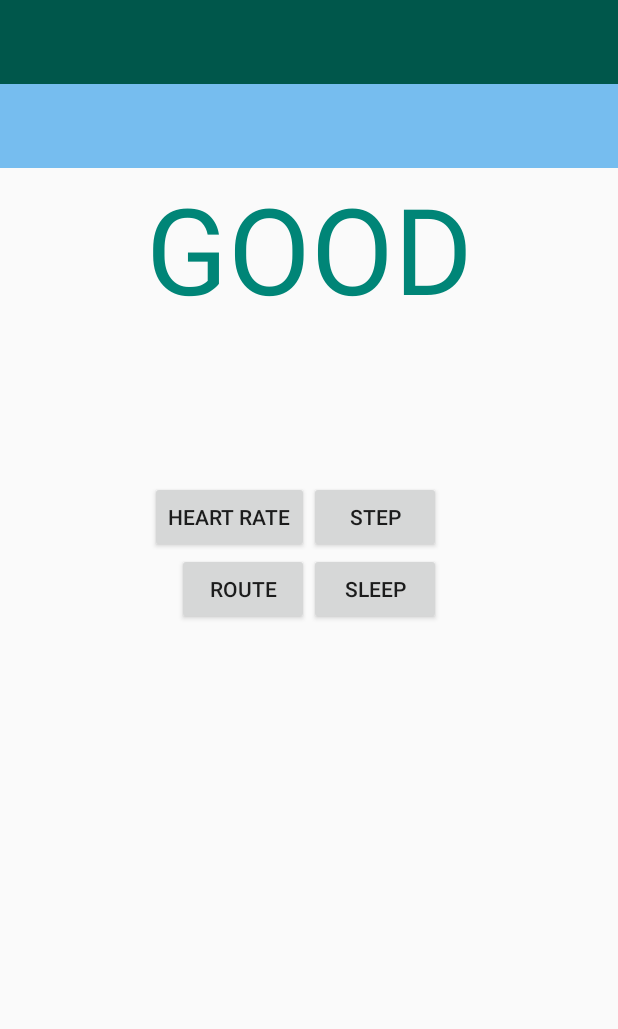
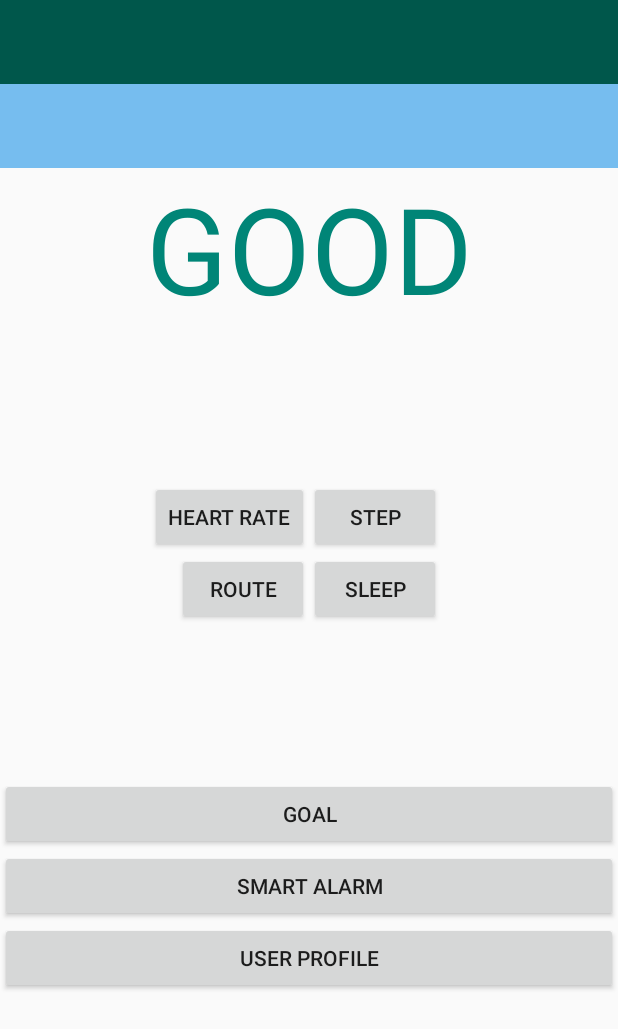
Before and after one commit to vukihai/UI.group21.HealthCareApp, an Android app: the layout activity_main.xml on its own in the app's theme, with its tools: preview values and no code run, on a phone screen of 412 x 824 dp. Shown: the top 1029 px of the screen. Run offline under Robolectric (Android 15) with nearby library versions, the phone set to English and light mode, and no system bars.

Commit message:
merge all into master

```diff
--- a/app/src/main/res/layout/activity_main.xml
+++ b/app/src/main/res/layout/activity_main.xml
@@ -79,7 +79,21 @@
                     app:layout_constraintLeft_toRightOf="@id/guideline_header_vertical"
                     app:layout_constraintTop_toBottomOf="@id/guideline_header_horizon"/>
             </androidx.constraintlayout.widget.ConstraintLayout>
-
+            <Button
+                android:id="@+id/btn_goal"
+                android:layout_width="match_parent"
+                android:layout_height="wrap_content"
+                android:text="goal" />
+            <Button
+                android:id="@+id/btn_smart_alarm"
+                android:layout_width="match_parent"
+                android:layout_height="wrap_content"
+                android:text="smart alarm" />
+            <Button
+                android:id="@+id/btn_profile"
+                android:layout_width="match_parent"
+                android:layout_height="wrap_content"
+                android:text="user profile" />
         </LinearLayout>
     </FrameLayout>
     <com.google.android.material.navigation.NavigationView
@@ -90,6 +104,7 @@
         android:fitsSystemWindows="true"
         app:menu="@menu/drawer_main"
         app:headerLayout="@layout/nav_header">
+
     </com.google.android.material.navigation.NavigationView>
 
 </androidx.drawerlayout.widget.DrawerLayout>
```
Also changed, not shown: app/src/main/AndroidManifest.xml (+4 -4 lines), app/src/main/java/ui/group21/HealthCareApp/MainActivity.java (+15 -3 lines).
